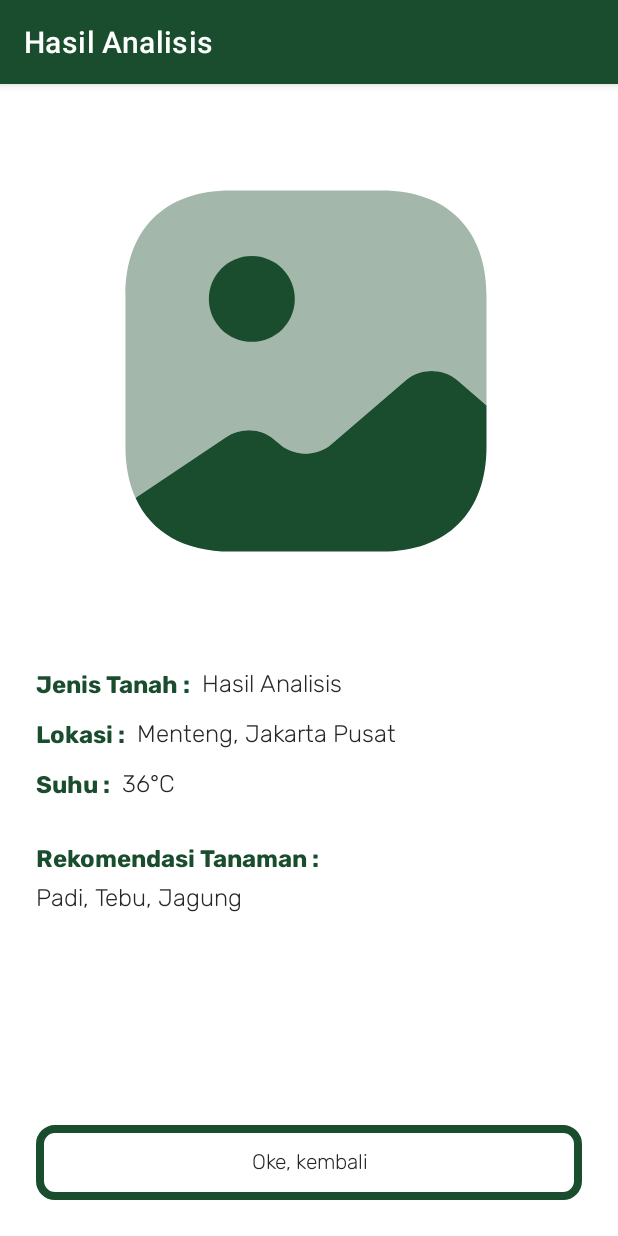
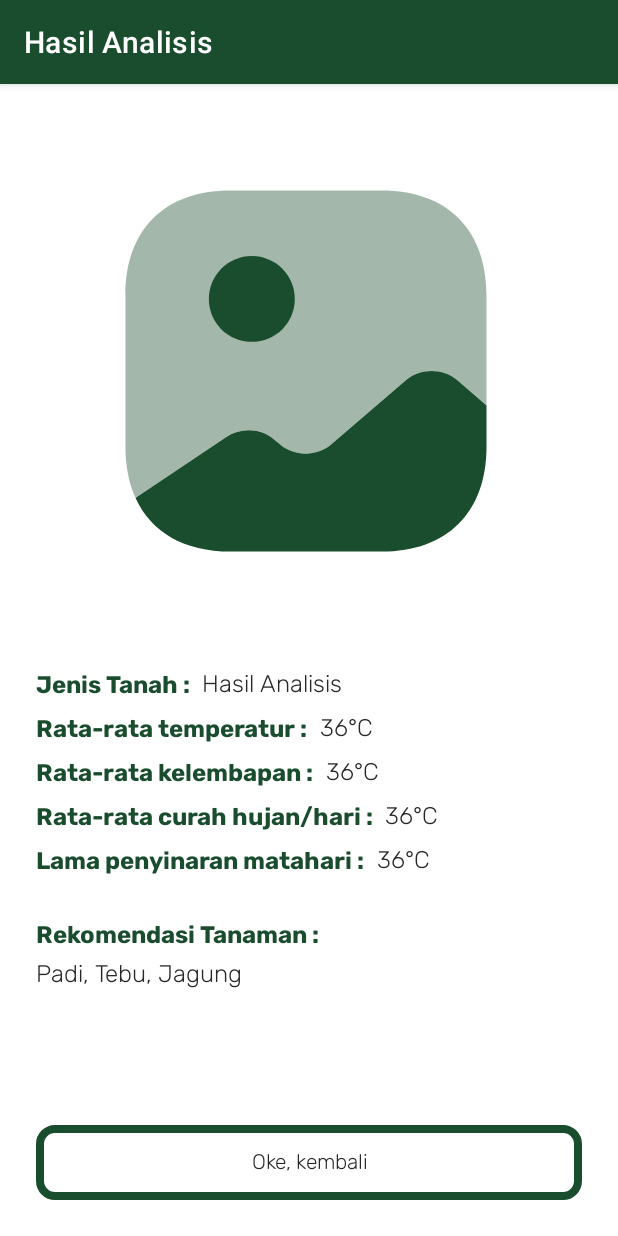
Before and after one commit to Tanamify/MD-Tanamify, an Android app: the ResultActivity screen opened directly, with no data from a screen before it, on a phone screen of 412 x 824 dp. Run offline under Robolectric (Android 15) with nearby library versions, the phone set to English and light mode, and no system bars; 2 statements that could not run were skipped.

Commit message:
fix: result layout

```diff
--- a/app/src/main/res/layout/activity_result.xml
+++ b/app/src/main/res/layout/activity_result.xml
@@ -44,12 +44,12 @@
         app:layout_constraintTop_toBottomOf="@+id/resultImage" />
 
     <TextView
-        android:id="@+id/tv_titleLoc"
+        android:id="@+id/tv_titleTemp"
         android:layout_width="wrap_content"
         android:layout_height="wrap_content"
-        android:layout_marginTop="8dp"
+        android:layout_marginTop="4dp"
         android:layout_marginStart="24dp"
-        android:text="Lokasi :"
+        android:text="Rata-rata temperatur :"
         android:textColor="@color/green_primary"
         android:fontFamily="@font/rubik_bold"
         android:textSize="16sp"
@@ -57,43 +57,95 @@
         app:layout_constraintTop_toBottomOf="@+id/tv_resultText" />
 
     <TextView
-        android:id="@+id/tv_resultLoc"
-        android:layout_width="wrap_content"
-        android:layout_height="wrap_content"
-        android:layout_marginTop="8dp"
-        android:layout_marginStart="8dp"
-        android:text="Menteng, Jakarta Pusat"
-        android:textColor="@color/black"
-        android:fontFamily="@font/rubik"
-        android:textSize="16sp"
-        app:layout_constraintStart_toEndOf="@+id/tv_titleLoc"
-        app:layout_constraintTop_toBottomOf="@+id/tv_resultText" />
-
-    <TextView
-        android:id="@+id/tv_titleTemp"
-        android:layout_width="wrap_content"
-        android:layout_height="wrap_content"
-        android:layout_marginTop="8dp"
-        android:layout_marginStart="24dp"
-        android:text="Suhu :"
-        android:textColor="@color/green_primary"
-        android:fontFamily="@font/rubik_bold"
-        android:textSize="16sp"
-        app:layout_constraintStart_toStartOf="parent"
-        app:layout_constraintTop_toBottomOf="@+id/tv_resultLoc" />
-
-    <TextView
         android:id="@+id/tv_resultTemp"
         android:layout_width="wrap_content"
         android:layout_height="wrap_content"
-        android:layout_marginTop="8dp"
+        android:layout_marginTop="4dp"
         android:layout_marginStart="8dp"
         android:text="36°C"
         android:textColor="@color/black"
         android:fontFamily="@font/rubik"
         android:textSize="16sp"
         app:layout_constraintStart_toEndOf="@+id/tv_titleTemp"
-        app:layout_constraintTop_toBottomOf="@+id/tv_resultLoc" />
+        app:layout_constraintTop_toBottomOf="@+id/tv_resultText" />
+
+    <TextView
+        android:id="@+id/tv_titleHumidity"
+        android:layout_width="wrap_content"
+        android:layout_height="wrap_content"
+        android:layout_marginTop="4dp"
+        android:layout_marginStart="24dp"
+        android:text="Rata-rata kelembapan :"
+        android:textColor="@color/green_primary"
+        android:fontFamily="@font/rubik_bold"
+        android:textSize="16sp"
+        app:layout_constraintStart_toStartOf="parent"
+        app:layout_constraintTop_toBottomOf="@+id/tv_resultTemp" />
+
+    <TextView
+        android:id="@+id/tv_resultHumidity"
+        android:layout_width="wrap_content"
+        android:layout_height="wrap_content"
+        android:layout_marginTop="4dp"
+        android:layout_marginStart="8dp"
+        android:text="36°C"
+        android:textColor="@color/black"
+        android:fontFamily="@font/rubik"
+        android:textSize="16sp"
+        app:layout_constraintStart_toEndOf="@+id/tv_titleHumidity"
+        app:layout_constraintTop_toBottomOf="@+id/tv_resultTemp" />
+
+    <TextView
+        android:id="@+id/tv_titleRain"
+        android:layout_width="wrap_content"
+        android:layout_height="wrap_content"
+        android:layout_marginTop="4dp"
+        android:layout_marginStart="24dp"
+        android:text="Rata-rata curah hujan/hari :"
+        android:textColor="@color/green_primary"
+        android:fontFamily="@font/rubik_bold"
+        android:textSize="16sp"
+        app:layout_constraintStart_toStartOf="parent"
+        app:layout_constraintTop_toBottomOf="@+id/tv_resultHumidity" />
+
+    <TextView
+        android:id="@+id/tv_resultRain"
+        android:layout_width="wrap_content"
+        android:layout_height="wrap_content"
+        android:layout_marginTop="4dp"
+        android:layout_marginStart="8dp"
+        android:text="36°C"
+        android:textColor="@color/black"
+        android:fontFamily="@font/rubik"
+        android:textSize="16sp"
+        app:layout_constraintStart_toEndOf="@+id/tv_titleRain"
+        app:layout_constraintTop_toBottomOf="@+id/tv_resultHumidity" />
+
+    <TextView
+        android:id="@+id/tv_titleSun"
+        android:layout_width="wrap_content"
+        android:layout_height="wrap_content"
+        android:layout_marginTop="4dp"
+        android:layout_marginStart="24dp"
+        android:text="Lama penyinaran matahari :"
+        android:textColor="@color/green_primary"
+        android:fontFamily="@font/rubik_bold"
+        android:textSize="16sp"
+        app:layout_constraintStart_toStartOf="parent"
+        app:layout_constraintTop_toBottomOf="@+id/tv_resultRain" />
+
+    <TextView
+        android:id="@+id/tv_resultSun"
+        android:layout_width="wrap_content"
+        android:layout_height="wrap_content"
+        android:layout_marginTop="4dp"
+        android:layout_marginStart="8dp"
+        android:text="36°C"
+        android:textColor="@color/black"
+        android:fontFamily="@font/rubik"
+        android:textSize="16sp"
+        app:layout_constraintStart_toEndOf="@+id/tv_titleSun"
+        app:layout_constraintTop_toBottomOf="@+id/tv_resultRain" />
 
     <TextView
         android:id="@+id/tv_titleRecommend"
@@ -105,7 +157,7 @@
         android:fontFamily="@font/rubik_bold"
         android:textSize="16sp"
         app:layout_constraintStart_toStartOf="parent"
-        app:layout_constraintTop_toBottomOf="@+id/tv_resultTemp" />
+        app:layout_constraintTop_toBottomOf="@+id/tv_resultSun" />
 
     <TextView
         android:id="@+id/tv_recommendation"
```
